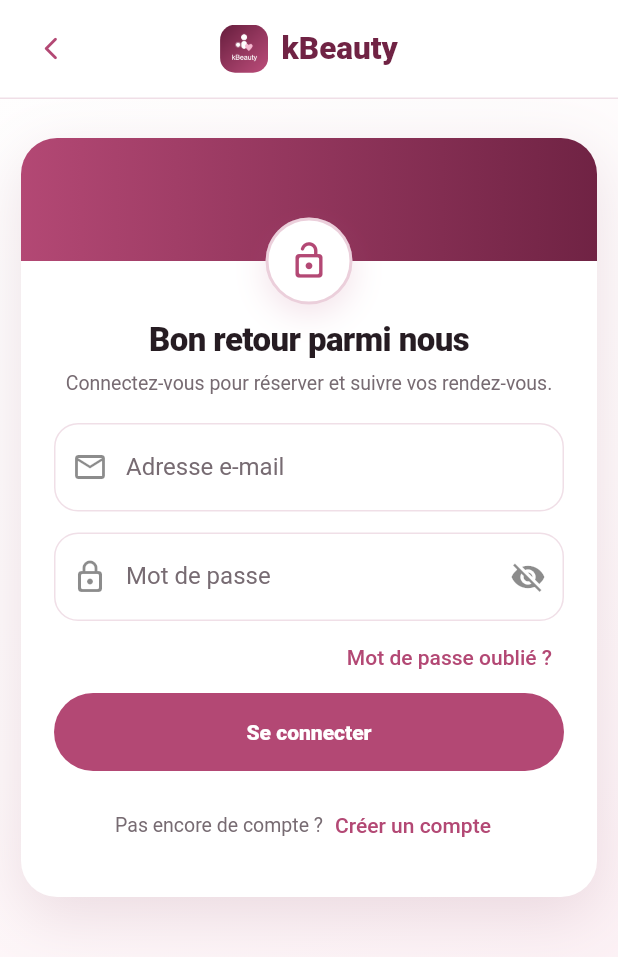
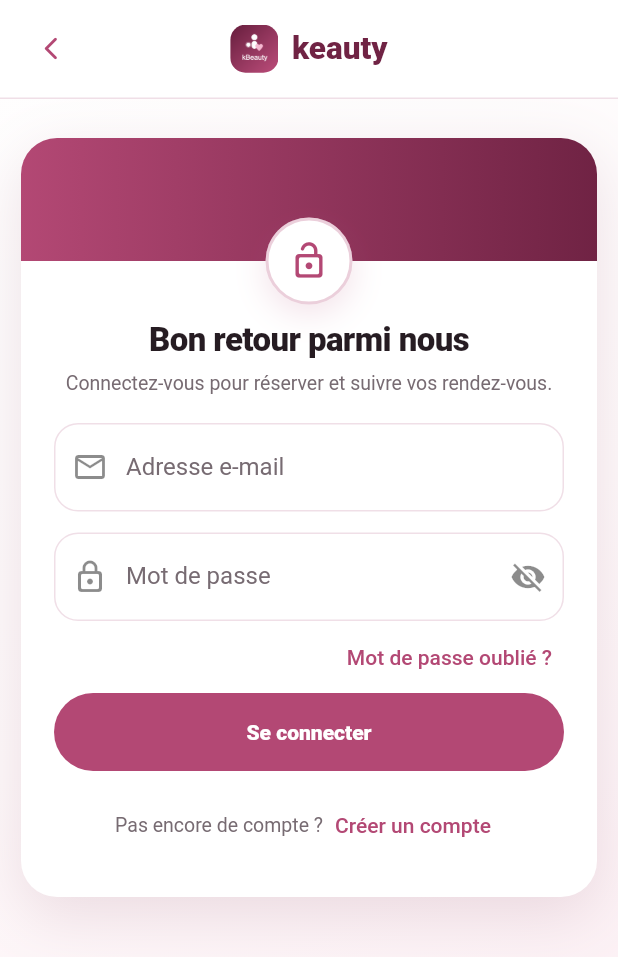
Before and after one commit to Massil-ou/kbeauty, a Flutter app: the LoginView screen opened by its route, on a phone screen of 412 x 824 dp. Shown: the top 957 px of the screen. Run offline on Flutter 3.47's test engine with Material 3 defaults, Android fonts, the phone set to English and light mode, and no system bars; our stand-ins replace dio, go_router, shared_preferences; accounts and stored records are empty; network calls fail.

Commit message:
Rename displayed app brand to keauty

```diff
--- a/lib/Account/AccountDashboardView.dart
+++ b/lib/Account/AccountDashboardView.dart
@@ -42,7 +42,7 @@ class AccountDashboardView extends StatelessWidget {
     if (manager.isAdminRole) {
       return const _RoleDashboard(
         chip: 'Admin',
-        title: 'Pilotage kBeauty',
+        title: 'Pilotage keauty',
         subtitle:
             'Vous avez uniquement les accès d’administration et de contrôle.',
         sectionTitle: 'Menu administrateur',
--- a/lib/Admin/AdminDashboardView.dart
+++ b/lib/Admin/AdminDashboardView.dart
@@ -40,7 +40,7 @@ class _AdminDashboardViewState extends State<AdminDashboardView> {
           crossAxisAlignment: CrossAxisAlignment.start,
           children: [
             const KBeautySectionTitle(
-              title: 'Pilotage kBeauty',
+              title: 'Pilotage keauty',
               subtitle:
                   'Vue d’ensemble, utilisateurs et modération des prestations.',
             ),
@@ -306,7 +306,7 @@ class _AdminDashboardViewState extends State<AdminDashboardView> {
             Text(approve ? 'Valider le partenaire ?' : 'Refuser la demande ?'),
         content: Text(
           approve
-              ? '$company pourra publier et gérer ses prestations kBeauty.'
+              ? '$company pourra publier et gérer ses prestations keauty.'
               : '$company pourra corriger son dossier puis envoyer une nouvelle demande.',
         ),
         actions: [
--- a/lib/App/CutomaApp.dart
+++ b/lib/App/CutomaApp.dart
@@ -185,7 +185,7 @@ class _KBeautyAppState extends State<KBeautyApp> {
     return MaterialApp.router(
       routerConfig: _router,
       debugShowCheckedModeBanner: false,
-      title: 'kBeauty',
+      title: 'keauty',
       theme: KBeautyTheme.theme(),
     );
   }
--- a/lib/Auth/AuthScaffold.dart
+++ b/lib/Auth/AuthScaffold.dart
@@ -61,7 +61,7 @@ class AuthScaffold extends StatelessWidget {
                       ),
                       const SizedBox(width: 9),
                       const Text(
-                        'kBeauty',
+                        'keauty',
                         style: TextStyle(
                           color: KBeautyTheme.primaryDark,
                           fontWeight: FontWeight.w900,
--- a/lib/Booking/CheckoutView.dart
+++ b/lib/Booking/CheckoutView.dart
@@ -109,7 +109,7 @@ class _CheckoutViewState extends State<CheckoutView> {
           crossAxisAlignment: CrossAxisAlignment.start,
           children: [
             KBeautyStatusChip(
-              label: 'Checkout kBeauty',
+              label: 'Checkout keauty',
               color: Colors.white,
               icon: Icons.lock_outline_rounded,
             ),
@@ -179,7 +179,7 @@ class _CheckoutViewState extends State<CheckoutView> {
             const KBeautySectionTitle(
               title: 'Paiement par carte',
               subtitle:
-                  'Vous serez redirigé vers Stripe. Vos données bancaires ne transitent pas par kBeauty.',
+                  'Vous serez redirigé vers Stripe. Vos données bancaires ne transitent pas par keauty.',
             ),
             const SizedBox(height: 18),
             Container(
--- a/lib/Offre/OffreView.dart
+++ b/lib/Offre/OffreView.dart
@@ -856,7 +856,7 @@ class _PartnerCallout extends StatelessWidget {
                 ),
                 SizedBox(height: 7),
                 Text(
-                  'Les partenaires kBeauty validées accèdent à leur espace professionnel pour publier leurs prestations et gérer leurs rendez-vous.',
+                  'Les partenaires keauty validées accèdent à leur espace professionnel pour publier leurs prestations et gérer leurs rendez-vous.',
                   style: TextStyle(color: Colors.white70, height: 1.45),
                 ),
               ],
--- a/lib/Shared/KBeautyAccountMenu.dart
+++ b/lib/Shared/KBeautyAccountMenu.dart
@@ -97,7 +97,7 @@ class KBeautyAccountMenu extends StatelessWidget {
               children: [
                 Text(
                   manager.currentUserName.isEmpty
-                      ? 'Mon compte kBeauty'
+                      ? 'Mon compte keauty'
                       : manager.currentUserName,
                   style: const TextStyle(
                     color: Colors.white,
--- a/lib/Shared/KBeautyWidgets.dart
+++ b/lib/Shared/KBeautyWidgets.dart
@@ -59,7 +59,7 @@ class KBeautyHeader extends StatelessWidget implements PreferredSizeWidget {
                   ),
                   const SizedBox(width: 9),
                   Text(
-                    title ?? 'kBeauty',
+                    title ?? 'keauty',
                     style: const TextStyle(
                       color: KBeautyTheme.primaryDark,
                       fontSize: 21,
--- a/lib/Shared/Models.dart
+++ b/lib/Shared/Models.dart
@@ -1,4 +1,4 @@
-// kBeauty Data Models
+// keauty Data Models
 
 // ============================================================================
 // SERVICE MODELS
--- a/pubspec.yaml
+++ b/pubspec.yaml
@@ -1,5 +1,5 @@
 name: kbeauty
-description: kBeauty - On-demand beauty services platform
+description: keauty - On-demand beauty services platform
 version: 1.0.0+1
 
 environment:
```
Also changed, not shown: 2 other files.
